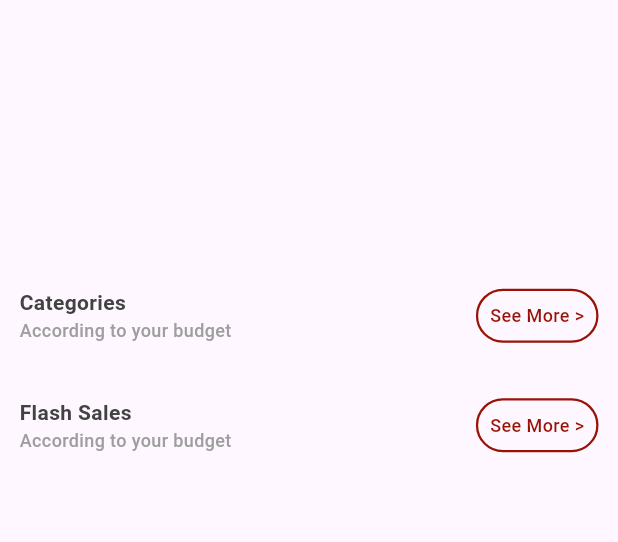
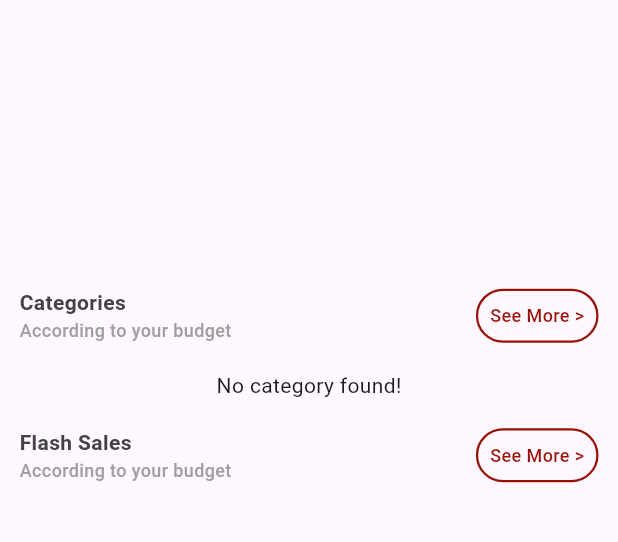
Before and after one commit to Sikandar897/mystic_mall, a Flutter app: the MainScreen screen opened directly, on a phone screen of 412 x 824 dp, the part 84-626 px from its top. Run offline on Flutter 3.47's test engine with Material 3 defaults, Android fonts, the phone set to English and light mode, and no system bars; drawn by our look-alikes of carousel_slider; our stand-ins replace cached_network_image, cloud_firestore, firebase_auth, firebase_core, firebase_messaging, flutter_easyloading and 5 more; missing offline and left inert: image_card; accounts and stored records are empty.

Commit message:
categiogries widget imp completed

```diff
--- /dev/null
+++ b/lib/models/categories_model.dart
@@ -0,0 +1,38 @@
+
+class CategoriesModel {
+  final String categoryId;
+  final String categoryImg;
+  final String categoryName;
+  final dynamic createdAt;
+  final dynamic updatedAt;
+
+  CategoriesModel({
+    required this.categoryId,
+    required this.categoryImg,
+    required this.categoryName,
+    required this.createdAt,
+    required this.updatedAt,
+  });
+
+  // Serialize the UserModel instance to a JSON map
+  Map<String, dynamic> toMap() {
+    return {
+      'categoryId': categoryId,
+      'categoryImg': categoryImg,
+      'categoryName': categoryName,
+      'createdAt': createdAt,
+      'updatedAt': updatedAt,
+    };
+  }
+
+  // Create a UserModel instance from a JSON map
+  factory CategoriesModel.fromMap(Map<String, dynamic> json) {
+    return CategoriesModel(
+      categoryId: json['categoryId'],
+      categoryImg: json['categoryImg'],
+      categoryName: json['categoryName'],
+      createdAt: json['createdAt'],
+      updatedAt: json['updatedAt'],
+    );
+  }
+}
--- a/lib/screens/user-panel/main_screen.dart
+++ b/lib/screens/user-panel/main_screen.dart
@@ -2,6 +2,7 @@ import 'package:flutter/material.dart';
 import 'package:get/get.dart';
 import 'package:mystic_mall/utils/app_constant.dart';
 import 'package:mystic_mall/widgets/banner_widget.dart';
+import 'package:mystic_mall/widgets/category_widget.dart';
 import 'package:mystic_mall/widgets/custome_drawer_widget.dart';
 import 'package:mystic_mall/widgets/heading_widget.dart';
 
@@ -28,11 +29,12 @@ class MainScreen extends StatelessWidget {
               SizedBox(
                 height: Get.height / 90.0,
               ),
-              //banners
+
+              //bannerwidget
 
               const BannerWidget(),
 
-              //heading
+              //heading widget
 
               HeadingWidget(
                 headingTitle: 'Categories',
@@ -41,6 +43,11 @@ class MainScreen extends StatelessWidget {
                 buttonText: 'See More >',
               ),
 
+
+              //categoreis widget
+              const CategoryWidget(),
+
+               //heading widget
               HeadingWidget(
                 headingTitle: 'Flash Sales',
                 headingSubTitle: 'According to your budget',
--- /dev/null
+++ b/lib/widgets/category_widget.dart
@@ -0,0 +1,79 @@
+// ignore_for_file: avoid_unnecessary_containers
+
+import "package:cached_network_image/cached_network_image.dart";
+import "package:cloud_firestore/cloud_firestore.dart";
+import "package:flutter/cupertino.dart";
+import "package:get/get.dart";
+import "package:image_card/image_card.dart";
+import "package:mystic_mall/models/categories_model.dart";
+
+class CategoryWidget extends StatelessWidget {
+  const CategoryWidget({super.key});
+
+  @override
+  Widget build(BuildContext context) {
+    return FutureBuilder(
+      future: FirebaseFirestore.instance.collection('categories').get(),
+      builder: (context, AsyncSnapshot<QuerySnapshot> snapshot) {
+        if (snapshot.hasError) {
+          return const Center(
+            child: Text('Error'),
+          );
+        }
+        if (snapshot.connectionState == ConnectionState.waiting) {
+          return Container(
+            height: Get.height / 5,
+            child: const Center(
+              child: CupertinoActivityIndicator(),
+            ),
+          );
+        }
+        if (snapshot.data!.docs.isEmpty) {
+          return const Center(
+            child: Text('No category found!'),
+          );
+        }
+        if (snapshot.data != null) {
+          return Container(
+            height: Get.height / 5.5,
+            child: ListView.builder(
+                itemCount: snapshot.data!.docs.length,
+                shrinkWrap: true,
+                scrollDirection: Axis.horizontal,
+                itemBuilder: (context, index) {
+                  CategoriesModel categoriesModel = CategoriesModel(
+                      categoryId: snapshot.data!.docs[index]['categoryId'],
+                      categoryImg: snapshot.data!.docs[index]['categoryImg'],
+                      categoryName: snapshot.data!.docs[index]['categoryName'],
+                      createdAt: snapshot.data!.docs[index]['createdAt'],
+                      updatedAt: snapshot.data!.docs[index]['updatedAt']);
+                  return Row(
+                    children: [
+                      Padding(
+                        padding: const EdgeInsets.all(5.0),
+                        child: Container(
+                          child: FillImageCard(
+                            borderRadius: 20.0,
+                            width: Get.width / 4.0,
+                            heightImage: Get.height / 20,
+                            imageProvider: CachedNetworkImageProvider(
+                              categoriesModel.categoryImg,
+                            ),
+                            title: Center(
+                                child: Text(
+                              categoriesModel.categoryName,
+                              style: TextStyle(fontSize: 12.0),
+                            )),
+                          ),
+                        ),
+                      )
+                    ],
+                  );
+                }),
+          );
+        }
+        return Container();
+      },
+    );
+  }
+}
```
Also changed, not shown: pubspec.yaml (+13 -0 lines), pubspec.lock.
